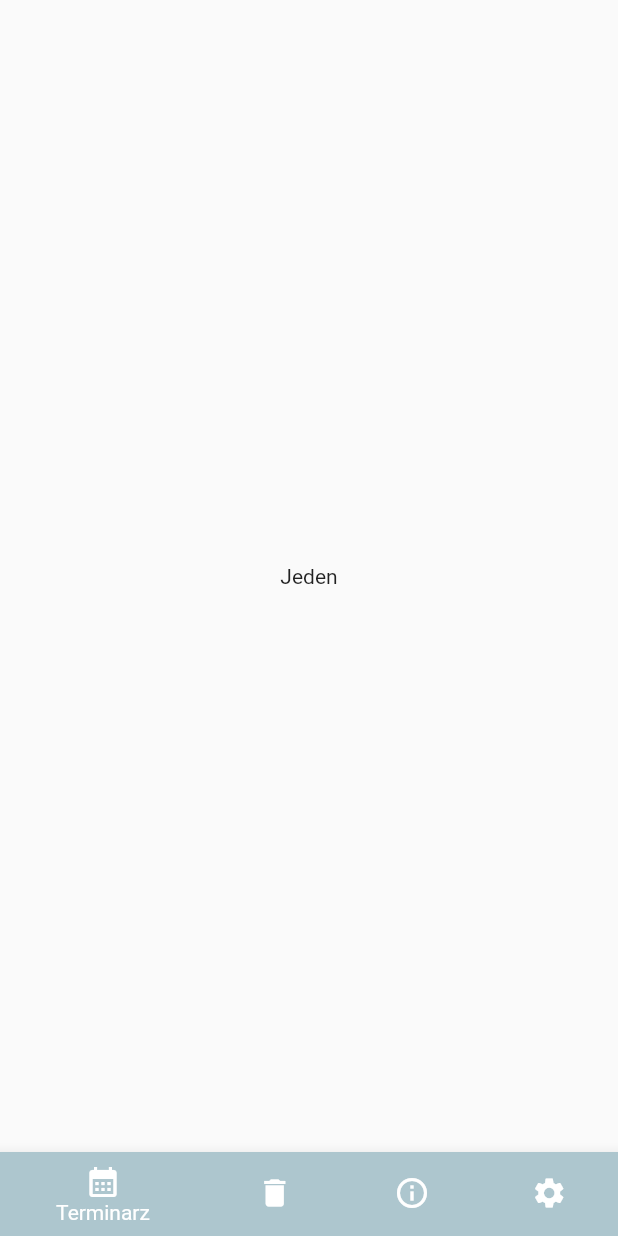
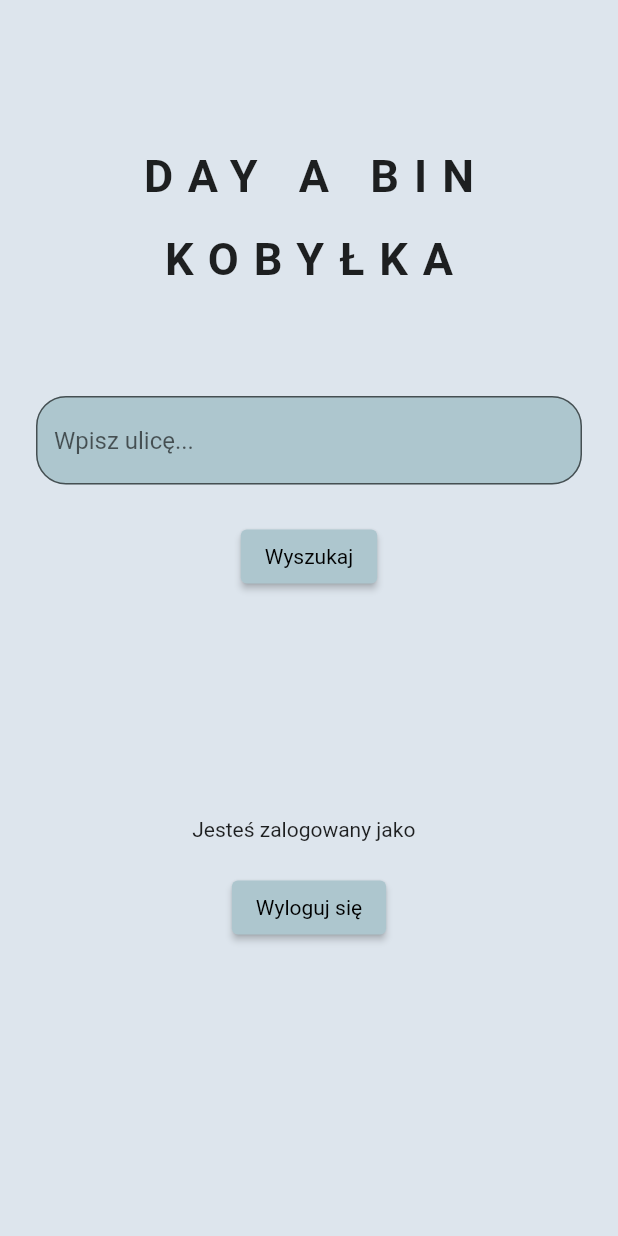
Before and after one commit to mariuszkuczynski/day_a_bin_kbk, a Flutter app: the screen it shows once a user with an empty profile is signed in, on a phone screen of 412 x 824 dp. Run offline on Flutter 3.47's test engine with Material 2 defaults, Android fonts, the phone set to English and light mode, and no system bars; our stand-ins replace firebase_auth, firebase_core, google_fonts; accounts and stored records are empty; network calls fail.

```diff
--- a/lib/app/home/home_page.dart
+++ /dev/null
@@ -1,89 +0,0 @@
-import 'package:flutter/material.dart';
-import 'package:firebase_auth/firebase_auth.dart';
-
-class HomePage extends StatefulWidget {
-  const HomePage({
-    Key? key,
-    required this.user,
-  }) : super(key: key);
-
-  final User user;
-
-  @override
-  State<HomePage> createState() => _HomePageState();
-}
-
-class _HomePageState extends State<HomePage> {
-  var currentIndex = 0;
-
-  @override
-  Widget build(BuildContext context) {
-    return Scaffold(
-      body: Builder(builder: (context) {
-        if (currentIndex == 0) {
-          return  const Center(child:
-            Text('Jeden',),
-          );
-        }
-
-        if (currentIndex == 1) {
-          return  const Center(child:
-            Text('Dwa',),
-          );
-        }
-
-        if (currentIndex == 2) {
-          return  const Center(child:
-            Text('Trzy',),
-          );
-        }
-
-        return Center(
-          child: Column(
-            mainAxisAlignment: MainAxisAlignment.center,
-            children: [
-              Text(
-                'Jesteś zalogowany jako ${widget.user.email} ',
-              ),
-              const SizedBox(
-                height: 20,
-              ),
-              ElevatedButton(
-                onPressed: () {
-                  FirebaseAuth.instance.signOut();
-                },
-                child: const Text('Wyloguj się'),
-              ),
-            ],
-          ),
-        );
-      }),
-      bottomNavigationBar: BottomNavigationBar(
-          currentIndex: currentIndex,
-          onTap: (newIndex) {
-            setState(() {
-              currentIndex = newIndex;
-            });
-          },
-          items: const [
-            BottomNavigationBarItem(
-                icon: Icon(
-                  Icons.calendar_month,
-                ),
-                backgroundColor: Color.fromRGBO(173, 198, 206, 1),
-                label: 'Terminarz'),
-            BottomNavigationBarItem(icon: Icon(Icons.delete), label: 'PSZOK'),
-            BottomNavigationBarItem(
-                icon: Icon(
-                  Icons.info_outline,
-                ),
-                label: 'Informacje'),
-            BottomNavigationBarItem(
-                icon: Icon(
-                  Icons.settings,
-                ),
-                label: 'Ustawienia'),
-          ]),
-    );
-  }
-}
--- /dev/null
+++ b/lib/app/wyszukiwanie/wyszukiwanie.dart
@@ -0,0 +1,91 @@
+
+import 'package:day_a_bin_kbk/app/ustawienia/home_page.dart';
+import 'package:firebase_auth/firebase_auth.dart';
+import 'package:flutter/material.dart';
+import 'package:google_fonts/google_fonts.dart';
+
+
+
+class SearchPage extends StatelessWidget {
+  const SearchPage({Key? key, required this.user,}) : super(key: key);
+
+  final User user;
+
+  @override
+  Widget build(BuildContext context) {
+    return Scaffold(
+      backgroundColor: const Color.fromRGBO(221, 229, 237, 1),
+      body: Center(
+          child: Column(
+        mainAxisAlignment: MainAxisAlignment.start,
+        children: [
+          const SizedBox(height: 100),
+          Text(
+            'DAY A BIN',
+            style: GoogleFonts.inriaSerif(
+              fontSize: 30,
+              letterSpacing: 10,
+              fontWeight: FontWeight.bold,
+            ),
+          ),
+          const SizedBox(height: 20),
+          Text(
+            'KOBYŁKA',
+            style: GoogleFonts.inriaSerif(
+                fontSize: 30, letterSpacing: 10, fontWeight: FontWeight.bold),
+          ),
+          const SizedBox(height: 50),
+          Padding(
+            padding: const EdgeInsets.all(24.0),
+            child: TextField(
+              decoration: InputDecoration(
+                filled: true,
+                fillColor: const Color.fromRGBO(173, 198, 206, 1),
+                border: OutlineInputBorder(
+                  borderRadius: BorderRadius.circular(20),
+                ),
+                hintText: 'Wpisz ulicę...',
+              ),
+            ),
+          ),
+          ElevatedButton(
+            style: ElevatedButton.styleFrom(
+                primary: const Color.fromRGBO(173, 198, 206, 1),
+                textStyle: GoogleFonts.inriaSerif()),
+            onPressed: () {
+              Navigator.of(context).push(
+                MaterialPageRoute(
+                  builder: (_) => const HomePage(),
+                ),
+              );
+            },
+            child: const Text(
+              'Wyszukaj',
+              style: TextStyle(color: Colors.black),
+            ),
+          ),
+          const SizedBox(
+            height: 150
+            ,
+          ),
+          Text(
+            'Jesteś zalogowany jako ${user.email} ',
+          ),
+          const SizedBox(
+            height: 20,
+          ),
+          ElevatedButton(
+            style: ElevatedButton.styleFrom(
+                primary: const Color.fromRGBO(173, 198, 206, 1),
+                textStyle: GoogleFonts.inriaSerif()),
+            onPressed: () {
+              FirebaseAuth.instance.signOut();
+            },
+            child: const Text('Wyloguj się',
+            style: TextStyle(color: Colors.black),),
+          ),
+        ],
+      )),
+    );
+  }
+}
--- a/lib/main.dart
+++ b/lib/main.dart
@@ -1,5 +1,6 @@
-import 'package:day_a_bin_kbk/app/home/home_page.dart';
-import 'package:day_a_bin_kbk/app/login/login_page.dart';
+
+import 'package:day_a_bin_kbk/app/logowanie/login_page.dart';
+import 'package:day_a_bin_kbk/app/wyszukiwanie/wyszukiwanie.dart';
 import 'package:firebase_core/firebase_core.dart';
 import 'firebase_options.dart';
 import 'package:flutter/material.dart';
@@ -42,7 +43,7 @@ class RootPage extends StatelessWidget {
           if (user == null) {
             return LoginPage();
           }
-          return HomePage(
+          return  SearchPage(
             user: user,
           );
         });
```
Also changed, not shown: lib/app/calendary/calendary.dart (added, +18 -0 lines), lib/app/informacje/information_page.dart (added, +17 -0 lines), lib/app/pszok/pszok_page.dart (added, +17 -0 lines), lib/app/ustawienia/home_page.dart (added, +142 -0 lines), lib/app/logowanie/login_page.dart (renamed from lib/app/login/login_page.dart).
